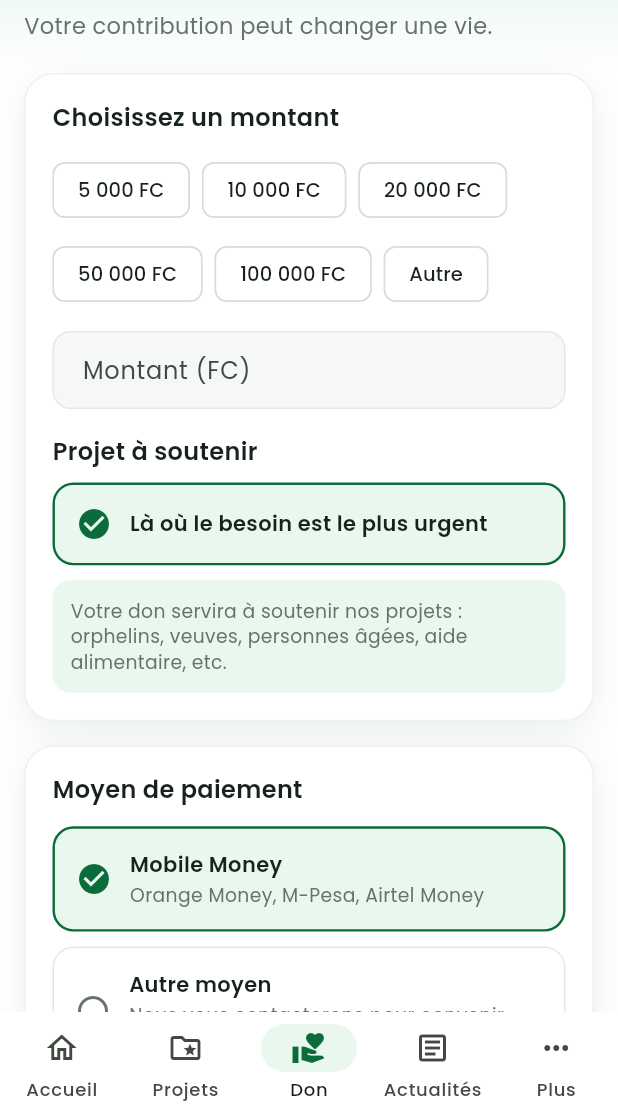
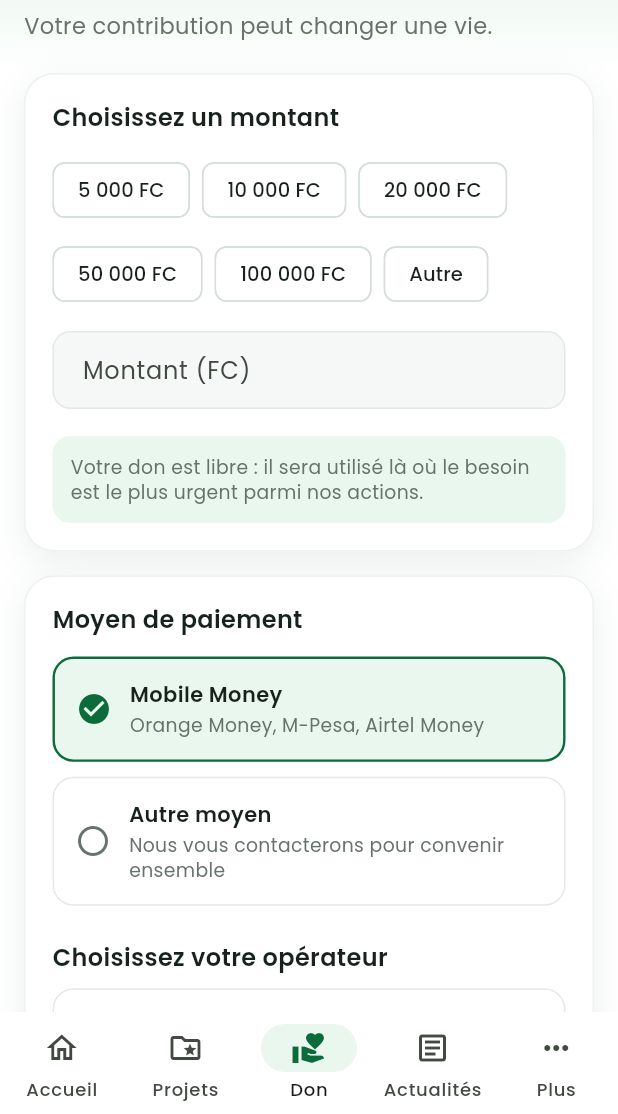
Before and after one commit to mamykalume58-sketch/semences-despoir-app, a Flutter app: the screen it shows after launch, item 3 of the bottom bar chosen, on a phone screen of 412 x 824 dp, the part 122-1236 px from its top. Run offline on Flutter 3.47's test engine with Material 3 defaults, Android fonts, the phone set to English and light mode, and no system bars; our stand-ins replace cloud_firestore, firebase_auth, firebase_core, google_fonts, google_sign_in, image_picker and 4 more; accounts and stored records are empty.

Commit message:
feat: don libre sans sélection de projet depuis l'onglet Don

```diff
--- a/lib/screens/donate_screen.dart
+++ b/lib/screens/donate_screen.dart
@@ -199,6 +199,7 @@ class _DonateScreenState extends State<DonateScreen> {
                           return null;
                         },
                       ),
+                      if (widget.project != null) ...[
                         const Gap(18),
                         const Text('Projet à soutenir', style: AppText.h3),
                         const Gap(10),
@@ -224,6 +225,8 @@ class _DonateScreenState extends State<DonateScreen> {
                             );
                           },
                         ),
+                      ],
+                      const Gap(18),
                       Container(
                         width: double.infinity,
                         padding: const EdgeInsets.all(12),
@@ -231,8 +234,10 @@ class _DonateScreenState extends State<DonateScreen> {
                           color: AppColors.vertClair,
                           borderRadius: BorderRadius.circular(12),
                         ),
-                        child: const Text(
-                          'Votre don servira à soutenir nos projets : orphelins, veuves, personnes âgées, aide alimentaire, etc.',
+                        child: Text(
+                          widget.project != null
+                              ? 'Votre don servira à soutenir nos projets : orphelins, veuves, personnes âgées, aide alimentaire, etc.'
+                              : 'Votre don est libre : il sera utilisé là où le besoin est le plus urgent parmi nos actions.',
                           style: AppText.small,
                         ),
                       ),
```
Lines whose indentation alone changed are shown as unchanged.
